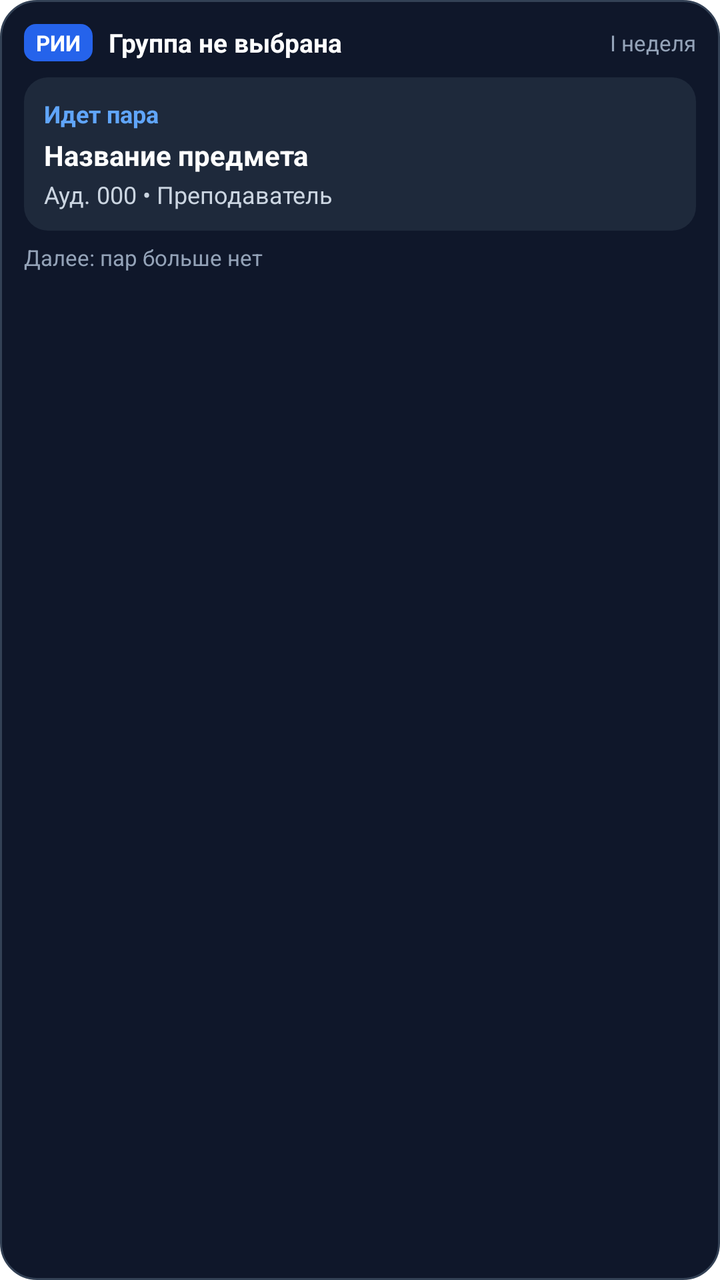
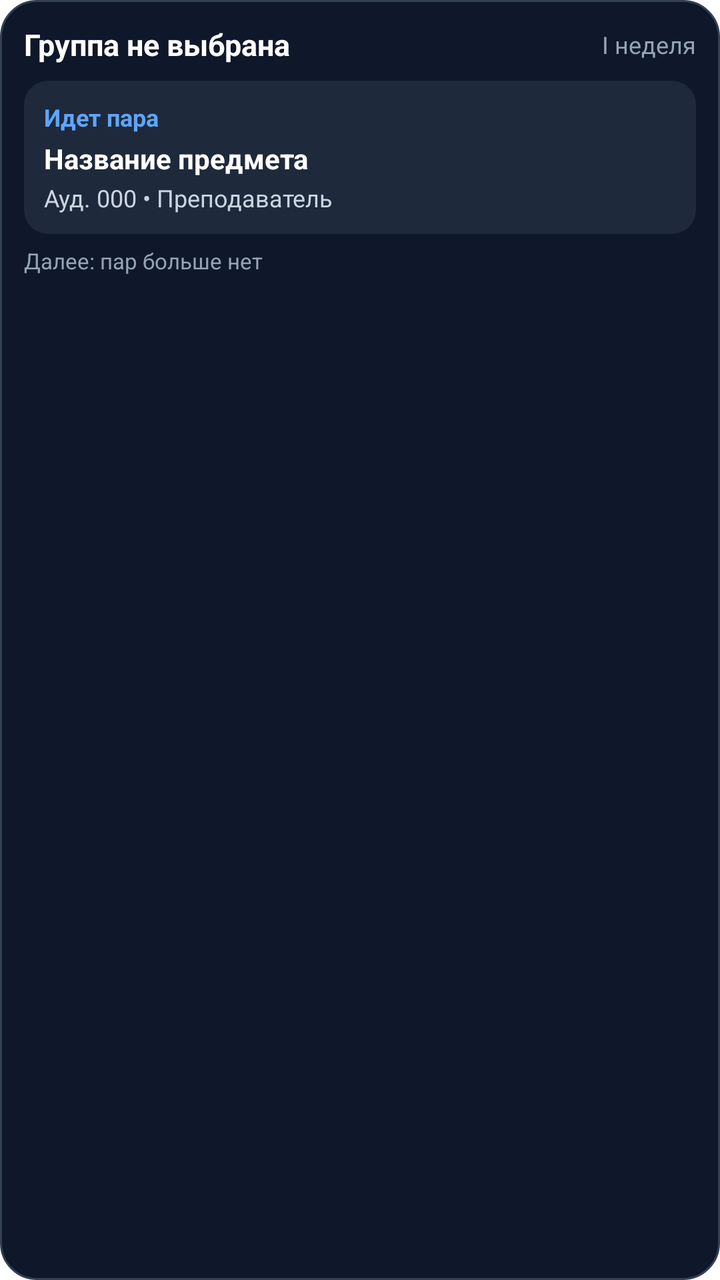

An Android layout rendered at two revisions. The XML below is the earlier revision; the diff shows what the commit changed to produce the second picture.
<!-- AndroidManifest.xml: fallback theme Theme.MaterialComponents.DayNight.NoActionBar -->
<!-- res/layout/schedule_widget.xml -->
<?xml version="1.0" encoding="utf-8"?>
<LinearLayout xmlns:android="http://schemas.android.com/apk/res/android"
    android:id="@+id/widget_root"
    android:layout_width="match_parent"
    android:layout_height="match_parent"
    android:background="@drawable/widget_background"
    android:orientation="vertical"
    android:padding="12dp">

    
    <LinearLayout
        android:layout_width="match_parent"
        android:layout_height="wrap_content"
        android:gravity="center_vertical"
        android:orientation="horizontal">

        <TextView
            android:layout_width="wrap_content"
            android:layout_height="wrap_content"
            android:background="@drawable/widget_badge_bg"
            android:paddingLeft="6dp"
            android:paddingTop="2dp"
            android:paddingRight="6dp"
            android:paddingBottom="2dp"
            android:text="РИИ"
            android:textColor="#FFFFFF"
            android:textSize="11sp"
            android:textStyle="bold" />

        <TextView
            android:id="@+id/widget_group_name"
            android:layout_width="0dp"
            android:layout_height="wrap_content"
            android:layout_marginLeft="8dp"
            android:layout_marginRight="8dp"
            android:layout_weight="1"
            android:ellipsize="end"
            android:maxLines="1"
            android:text="Группа не выбрана"
            android:textColor="#FFFFFF"
            android:textSize="13sp"
            android:textStyle="bold" />

        <TextView
            android:id="@+id/widget_date_week"
            android:layout_width="wrap_content"
            android:layout_height="wrap_content"
            android:text="I неделя"
            android:textColor="#94A3B8"
            android:textSize="11sp" />
    </LinearLayout>

    
    <LinearLayout
        android:id="@+id/widget_card_main"
        android:layout_width="match_parent"
        android:layout_height="wrap_content"
        android:layout_marginTop="8dp"
        android:background="@drawable/widget_card_inner"
        android:orientation="vertical"
        android:padding="10dp">

        <TextView
            android:id="@+id/widget_status_text"
            android:layout_width="match_parent"
            android:layout_height="wrap_content"
            android:text="Идет пара"
            android:textColor="#60A5FA"
            android:textSize="12sp"
            android:textStyle="bold" />

        <TextView
            android:id="@+id/widget_subject_text"
            android:layout_width="match_parent"
            android:layout_height="wrap_content"
            android:layout_marginTop="3dp"
            android:ellipsize="end"
            android:maxLines="1"
            android:text="Название предмета"
            android:textColor="#FFFFFF"
            android:textSize="14sp"
            android:textStyle="bold" />

        <TextView
            android:id="@+id/widget_details_text"
            android:layout_width="match_parent"
            android:layout_height="wrap_content"
            android:layout_marginTop="2dp"
            android:ellipsize="end"
            android:maxLines="1"
            android:text="Ауд. 000 • Преподаватель"
            android:textColor="#CBD5E1"
            android:textSize="12sp" />
    </LinearLayout>

    
    <LinearLayout
        android:id="@+id/widget_next_container"
        android:layout_width="match_parent"
        android:layout_height="wrap_content"
        android:layout_marginTop="6dp"
        android:gravity="center_vertical"
        android:orientation="horizontal">

        <TextView
            android:id="@+id/widget_next_text"
            android:layout_width="match_parent"
            android:layout_height="wrap_content"
            android:ellipsize="end"
            android:maxLines="1"
            android:text="Далее: пар больше нет"
            android:textColor="#94A3B8"
            android:textSize="11sp" />
    </LinearLayout>
</LinearLayout>
<!-- resources referenced by this layout -->
<resources>
  <!-- drawable widget_background (drawable) -->
  <?xml version="1.0" encoding="utf-8"?>
  <shape xmlns:android="http://schemas.android.com/apk/res/android"
      android:shape="rectangle">
      <solid android:color="#0F172A" />
      <corners android:radius="18dp" />
      <stroke
          android:width="1dp"
          android:color="#334155" />
  </shape>
  <!-- drawable widget_badge_bg (drawable) -->
  <?xml version="1.0" encoding="utf-8"?>
  <shape xmlns:android="http://schemas.android.com/apk/res/android"
      android:shape="rectangle">
      <solid android:color="#2563EB" />
      <corners android:radius="6dp" />
  </shape>
  <!-- drawable widget_card_inner (drawable) -->
  <?xml version="1.0" encoding="utf-8"?>
  <shape xmlns:android="http://schemas.android.com/apk/res/android"
      android:shape="rectangle">
      <solid android:color="#1E293B" />
      <corners android:radius="12dp" />
  </shape>
</resources>

<!-- the commit's change to res/layout/schedule_widget.xml (unified diff, before → after) -->
@@ -15,30 +15,16 @@
         android:orientation="horizontal">
 
         <TextView
-            android:layout_width="wrap_content"
-            android:layout_height="wrap_content"
-            android:background="@drawable/widget_badge_bg"
-            android:paddingLeft="6dp"
-            android:paddingTop="2dp"
-            android:paddingRight="6dp"
-            android:paddingBottom="2dp"
-            android:text="РИИ"
-            android:textColor="#FFFFFF"
-            android:textSize="11sp"
-            android:textStyle="bold" />
-
-        <TextView
             android:id="@+id/widget_group_name"
             android:layout_width="0dp"
             android:layout_height="wrap_content"
-            android:layout_marginLeft="8dp"
             android:layout_marginRight="8dp"
             android:layout_weight="1"
             android:ellipsize="end"
             android:maxLines="1"
             android:text="Группа не выбрана"
             android:textColor="#FFFFFF"
-            android:textSize="13sp"
+            android:textSize="15sp"
             android:textStyle="bold" />
 
         <TextView
@@ -47,7 +33,7 @@
             android:layout_height="wrap_content"
             android:text="I неделя"
             android:textColor="#94A3B8"
-            android:textSize="11sp" />
+            android:textSize="12sp" />
     </LinearLayout>
 
     
<!-- resource entries referenced after the edit -->
@@ -10,13 +10,6 @@
           android:width="1dp"
           android:color="#334155" />
   </shape>
-  <!-- drawable widget_badge_bg (drawable) -->
-  <?xml version="1.0" encoding="utf-8"?>
-  <shape xmlns:android="http://schemas.android.com/apk/res/android"
-      android:shape="rectangle">
-      <solid android:color="#2563EB" />
-      <corners android:radius="6dp" />
-  </shape>
   <!-- drawable widget_card_inner (drawable) -->
   <?xml version="1.0" encoding="utf-8"?>
   <shape xmlns:android="http://schemas.android.com/apk/res/android"
